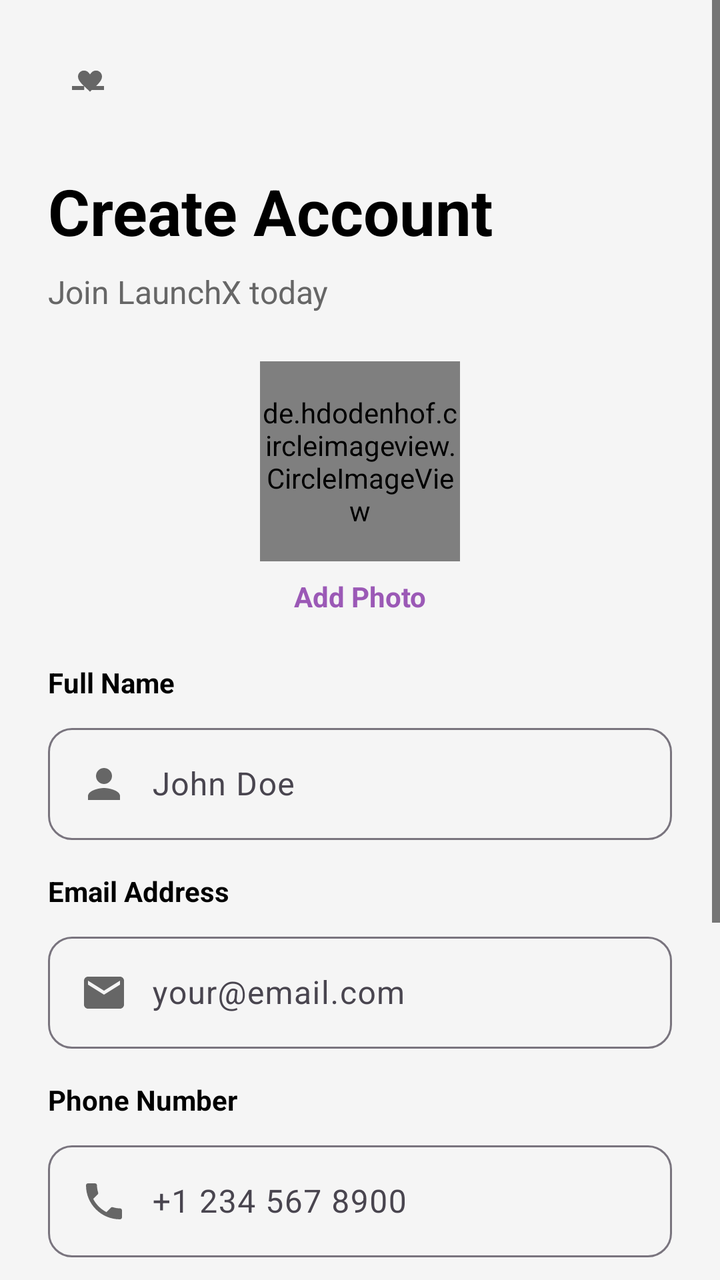
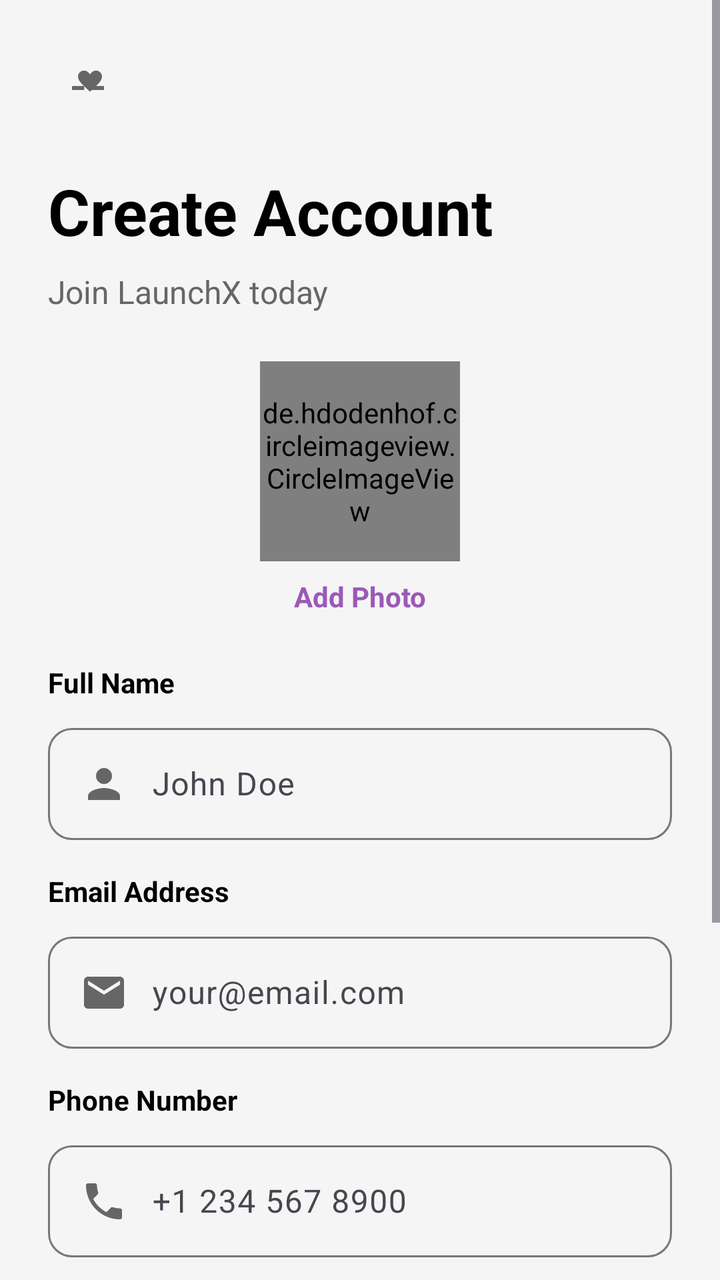

The first picture is an Android layout as it rendered before a commit; the second is the same layout after the commit. The layout source and the unified diff follow.
<!-- AndroidManifest.xml: application theme Theme.Axis -->
<!-- res/layout/activity_sign_up.xml -->
<?xml version="1.0" encoding="utf-8"?>
<ScrollView
    xmlns:android="http://schemas.android.com/apk/res/android"
    xmlns:app="http://schemas.android.com/apk/res-auto"
    android:layout_width="match_parent"
    android:layout_height="match_parent"
    android:fillViewport="true"
    android:background="#F5F5F5">

    <androidx.constraintlayout.widget.ConstraintLayout
        android:layout_width="match_parent"
        android:layout_height="wrap_content"
        android:padding="24dp">

        <ImageView
            android:id="@+id/ivBack"
            android:layout_width="40dp"
            android:layout_height="40dp"
            android:src="@drawable/ic_back"
            android:background="?attr/selectableItemBackgroundBorderless"
            android:contentDescription="Back"
            android:padding="8dp"
            app:layout_constraintTop_toTopOf="parent"
            app:layout_constraintStart_toStartOf="parent"/>

        <TextView
            android:id="@+id/tvCreateAccount"
            android:layout_width="0dp"
            android:layout_height="wrap_content"
            android:layout_marginTop="60dp"
            android:text="Create Account"
            android:textSize="32sp"
            android:textStyle="bold"
            android:textColor="#000000"
            app:layout_constraintTop_toTopOf="parent"
            app:layout_constraintStart_toStartOf="parent"
            app:layout_constraintEnd_toEndOf="parent"/>

        <TextView
            android:id="@+id/tvSubtitle"
            android:layout_width="wrap_content"
            android:layout_height="wrap_content"
            android:layout_marginTop="8dp"
            android:text="Join LaunchX today"
            android:textSize="16sp"
            android:textColor="#666666"
            app:layout_constraintTop_toBottomOf="@id/tvCreateAccount"
            app:layout_constraintStart_toStartOf="parent"/>

        <de.hdodenhof.circleimageview.CircleImageView
            android:id="@+id/ivProfileImage"
            android:layout_width="100dp"
            android:layout_height="100dp"
            android:layout_marginTop="24dp"
            android:src="@drawable/ic_person"
            app:civ_border_width="2dp"
            app:civ_border_color="#9B59B6"
            app:layout_constraintTop_toBottomOf="@id/tvSubtitle"
            app:layout_constraintStart_toStartOf="parent"
            app:layout_constraintEnd_toEndOf="parent"/>

        <TextView
            android:id="@+id/tvAddPhoto"
            android:layout_width="wrap_content"
            android:layout_height="wrap_content"
            android:text="Add Photo"
            android:textColor="#9B59B6"
            android:textStyle="bold"
            android:layout_marginTop="8dp"
            app:layout_constraintTop_toBottomOf="@id/ivProfileImage"
            app:layout_constraintStart_toStartOf="parent"
            app:layout_constraintEnd_toEndOf="parent"/>

        <TextView
            android:id="@+id/tvFullNameLabel"
            android:layout_width="wrap_content"
            android:layout_height="wrap_content"
            android:layout_marginTop="24dp"
            android:text="Full Name"
            android:textSize="14sp"
            android:textColor="#000000"
            android:textStyle="bold"
            app:layout_constraintTop_toBottomOf="@id/tvAddPhoto"
            app:layout_constraintStart_toStartOf="parent"/>

        <com.google.android.material.textfield.TextInputLayout
            android:id="@+id/tilFullName"
            android:layout_width="0dp"
            android:layout_height="wrap_content"
            android:layout_marginTop="8dp"
            app:boxBackgroundMode="outline"
            app:boxCornerRadiusTopStart="12dp"
            app:boxCornerRadiusTopEnd="12dp"
            app:boxCornerRadiusBottomStart="12dp"
            app:boxCornerRadiusBottomEnd="12dp"
            app:layout_constraintTop_toBottomOf="@id/tvFullNameLabel"
            app:layout_constraintStart_toStartOf="parent"
            app:layout_constraintEnd_toEndOf="parent">

            <com.google.android.material.textfield.TextInputEditText
                android:id="@+id/etFullName"
                android:layout_width="match_parent"
                android:layout_height="wrap_content"
                android:hint="John Doe"
                android:inputType="textPersonName"
                android:drawableStart="@drawable/ic_person"
                android:drawablePadding="12dp"
                android:textColor="#000000"
                android:padding="16dp"/>
        </com.google.android.material.textfield.TextInputLayout>

        <TextView
            android:id="@+id/tvEmailLabel"
            android:layout_width="wrap_content"
            android:layout_height="wrap_content"
            android:layout_marginTop="16dp"
            android:text="Email Address"
            android:textSize="14sp"
            android:textColor="#000000"
            android:textStyle="bold"
            app:layout_constraintTop_toBottomOf="@id/tilFullName"
            app:layout_constraintStart_toStartOf="parent"/>

        <com.google.android.material.textfield.TextInputLayout
            android:id="@+id/tilEmail"
            android:layout_width="0dp"
            android:layout_height="wrap_content"
            android:layout_marginTop="8dp"
            app:boxBackgroundMode="outline"
            app:boxCornerRadiusTopStart="12dp"
            app:boxCornerRadiusTopEnd="12dp"
            app:boxCornerRadiusBottomStart="12dp"
            app:boxCornerRadiusBottomEnd="12dp"
            app:layout_constraintTop_toBottomOf="@id/tvEmailLabel"
            app:layout_constraintStart_toStartOf="parent"
            app:layout_constraintEnd_toEndOf="parent">

            <com.google.android.material.textfield.TextInputEditText
                android:id="@+id/etEmail"
                android:layout_width="match_parent"
                android:layout_height="wrap_content"
                android:hint="your@email.com"
                android:inputType="textEmailAddress"
                android:drawableStart="@drawable/ic_email"
                android:drawablePadding="12dp"
                android:textColor="#000000"
                android:padding="16dp"/>
        </com.google.android.material.textfield.TextInputLayout>

        <TextView
            android:id="@+id/tvPhoneLabel"
            android:layout_width="wrap_content"
            android:layout_height="wrap_content"
            android:layout_marginTop="16dp"
            android:text="Phone Number"
            android:textSize="14sp"
            android:textColor="#000000"
            android:textStyle="bold"
            app:layout_constraintTop_toBottomOf="@id/tilEmail"
            app:layout_constraintStart_toStartOf="parent"/>

        <com.google.android.material.textfield.TextInputLayout
            android:id="@+id/tilPhone"
            android:layout_width="0dp"
            android:layout_height="wrap_content"
            android:layout_marginTop="8dp"
            app:boxBackgroundMode="outline"
            app:boxCornerRadiusTopStart="12dp"
            app:boxCornerRadiusTopEnd="12dp"
            app:boxCornerRadiusBottomStart="12dp"
            app:boxCornerRadiusBottomEnd="12dp"
            app:layout_constraintTop_toBottomOf="@id/tvPhoneLabel"
            app:layout_constraintStart_toStartOf="parent"
            app:layout_constraintEnd_toEndOf="parent">

            <com.google.android.material.textfield.TextInputEditText
                android:id="@+id/etPhone"
                android:layout_width="match_parent"
                android:layout_height="wrap_content"
                android:hint="+1 234 567 8900"
                android:inputType="phone"
                android:drawableStart="@drawable/ic_phone"
                android:drawablePadding="12dp"
                android:textColor="#000000"
                android:padding="16dp"/>
        </com.google.android.material.textfield.TextInputLayout>

        <TextView
            android:id="@+id/tvPasswordLabel"
            android:layout_width="wrap_content"
            android:layout_height="wrap_content"
            android:layout_marginTop="16dp"
            android:text="Password"
            android:textSize="14sp"
            android:textColor="#000000"
            android:textStyle="bold"
            app:layout_constraintTop_toBottomOf="@id/tilPhone"
            app:layout_constraintStart_toStartOf="parent"/>

        <com.google.android.material.textfield.TextInputLayout
            android:id="@+id/tilPassword"
            android:layout_width="0dp"
            android:layout_height="wrap_content"
            android:layout_marginTop="8dp"
            app:boxBackgroundMode="outline"
            app:boxCornerRadiusTopStart="12dp"
            app:boxCornerRadiusTopEnd="12dp"
            app:boxCornerRadiusBottomStart="12dp"
            app:boxCornerRadiusBottomEnd="12dp"
            app:layout_constraintTop_toBottomOf="@id/tvPasswordLabel"
            app:layout_constraintStart_toStartOf="parent"
            app:layout_constraintEnd_toEndOf="parent">

            <com.google.android.material.textfield.TextInputEditText
                android:id="@+id/etPassword"
                android:layout_width="match_parent"
                android:layout_height="wrap_content"
                android:hint="••••••••"
                android:inputType="textPassword"
                android:drawableStart="@drawable/ic_lock"
                android:drawablePadding="12dp"
                android:textColor="#000000"
                android:padding="16dp"/>
        </com.google.android.material.textfield.TextInputLayout>

        <ImageView
            android:id="@+id/ivPasswordToggle"
            android:layout_width="40dp"
            android:layout_height="40dp"
            android:src="@drawable/ic_visibility_off"
            android:background="?attr/selectableItemBackgroundBorderless"
            android:padding="8dp"
            android:contentDescription="Toggle password"
            app:layout_constraintTop_toTopOf="@id/tilPassword"
            app:layout_constraintBottom_toBottomOf="@id/tilPassword"
            app:layout_constraintEnd_toEndOf="@id/tilPassword"
            android:layout_marginEnd="8dp"/>

        <Button
            android:id="@+id/btnSignUp"
            android:layout_width="0dp"
            android:layout_height="56dp"
            android:layout_marginTop="24dp"
            android:text="Create Account"
            android:textColor="@android:color/white"
            android:textSize="16sp"
            android:textStyle="bold"
            android:backgroundTint="#9B59B6"
            app:cornerRadius="28dp"
            app:layout_constraintTop_toBottomOf="@id/tilPassword"
            app:layout_constraintStart_toStartOf="parent"
            app:layout_constraintEnd_toEndOf="parent"/>

        <TextView
            android:id="@+id/tvSignIn"
            android:layout_width="wrap_content"
            android:layout_height="wrap_content"
            android:layout_marginTop="16dp"
            android:text="Already have an account? Sign In"
            android:textSize="14sp"
            android:textColor="#666666"
            android:padding="8dp"
            app:layout_constraintTop_toBottomOf="@id/btnSignUp"
            app:layout_constraintStart_toStartOf="parent"
            app:layout_constraintEnd_toEndOf="parent"/>

    </androidx.constraintlayout.widget.ConstraintLayout>
</ScrollView>
<!-- resources referenced by this layout -->
<resources>
  <!-- drawable ic_back (drawable) -->
  <?xml version="1.0" encoding="utf-8"?>
  <vector xmlns:android="http://schemas.android.com/apk/res/android"
      android:width="24dp"
      android:height="24dp"
      android:viewportWidth="24"
      android:viewportHeight="24">
      <path
          android:fillColor="#666666"
          android:pathData="M13,13.9l-0.71,-0.71C9.83,10.73 7,8.72 7,6.28c0,-1.65 1.35,-3 3,-3 0.99,0 1.95,0.49 2.5,1.27l0.5,0.65 0.5,-0.65C14.05,3.77 15.01,3.28 16,3.28c1.65,0 3,1.35 3,3 0,2.44 -2.83,4.45 -5.29,6.91L13,13.9z"/>
      <path
          android:fillColor="#666666"
          android:pathData="M13.9,11L20,11l0,2l-6.1,0z"/>
      <path
          android:fillColor="#666666"
          android:pathData="M4,11L10.1,11l0,2L4,13z"/>
  </vector>
  <!-- drawable ic_email (drawable) -->
  <?xml version="1.0" encoding="utf-8"?>
  <vector xmlns:android="http://schemas.android.com/apk/res/android"
      android:width="24dp"
      android:height="24dp"
      android:viewportWidth="24"
      android:viewportHeight="24">
      <path
          android:fillColor="#666666"
          android:pathData="M20,4H4c-1.1,0 -1.99,0.9 -1.99,2L2,18c0,1.1 0.9,2 2,2h16c1.1,0 2,-0.9 2,-2V6c0,-1.1 -0.9,-2 -2,-2zm0,4l-8,5 -8,-5V6l8,5 8,-5v2z"/>
  </vector>
  <!-- drawable ic_lock (drawable) -->
  <?xml version="1.0" encoding="utf-8"?>
  <vector xmlns:android="http://schemas.android.com/apk/res/android"
      android:width="24dp"
      android:height="24dp"
      android:viewportWidth="24"
      android:viewportHeight="24">
      <path
          android:fillColor="#666666"
          android:pathData="M18,8h-1V6c0,-2.76 -2.24,-5 -5,-5S7,3.24 7,6v2H6c-1.1,0 -2,0.9 -2,2v10c0,1.1 0.9,2 2,2h12c1.1,0 2,-0.9 2,-2V10c0,-1.1 -0.9,-2 -2,-2zm-6,9c-1.1,0 -2,-0.9 -2,-2s0.9,-2 2,-2 2,0.9 2,2 -0.9,2 -2,2zm3.1,-9H8.9V6c0,-1.71 1.39,-3.1 3.1,-3.1 1.71,0 3.1,1.39 3.1,3.1v2z"/>
  </vector>
  <!-- drawable ic_person (drawable) -->
  <?xml version="1.0" encoding="utf-8"?>
  <vector xmlns:android="http://schemas.android.com/apk/res/android"
      android:width="24dp"
      android:height="24dp"
      android:viewportWidth="24"
      android:viewportHeight="24">
      <path
          android:fillColor="#666666"
          android:pathData="M12,12c2.21,0 4,-1.79 4,-4s-1.79,-4 -4,-4 -4,1.79 -4,4 1.79,4 4,4zm0,2c-2.67,0 -8,1.34 -8,4v2h16v-2c0,-2.66 -5.33,-4 -8,-4z"/>
  </vector>
  <!-- drawable ic_phone (drawable) -->
  <?xml version="1.0" encoding="utf-8"?>
  <vector xmlns:android="http://schemas.android.com/apk/res/android"
      android:width="24dp"
      android:height="24dp"
      android:viewportWidth="24"
      android:viewportHeight="24">
      <path
          android:fillColor="#666666"
          android:pathData="M6.62,10.79c1.44,2.83 3.76,5.14 6.59,6.59l2.2,-2.2c0.27,-0.27 0.67,-0.36 1.02,-0.24 1.12,0.37 2.33,0.57 3.57,0.57 0.55,0 1,0.45 1,1V20c0,0.55 -0.45,1 -1,1 -9.39,0 -17,-7.61 -17,-17 0,-0.55 0.45,-1 1,-1h3.5c0.55,0 1,0.45 1,1 0,1.25 0.2,2.45 0.57,3.57 0.11,0.35 0.03,0.74 -0.25,1.02l-2.2,2.2z"/>
  </vector>
  <!-- drawable ic_visibility_off (drawable) -->
  <?xml version="1.0" encoding="utf-8"?>
  <vector xmlns:android="http://schemas.android.com/apk/res/android"
      android:width="24dp"
      android:height="24dp"
      android:viewportWidth="24"
      android:viewportHeight="24">
      <path
          android:fillColor="#666666"
          android:pathData="M12,4.5C7,4.5 2.73,7.61 1,12c1.73,4.39 6,7.5 11,7.5s9.27,-3.11 11,-7.5c-1.73,-4.39 -6,-7.5 -11,-7.5zM12,17c-2.76,0 -5,-2.24 -5,-5s2.24,-5 5,-5 5,2.24 5,5 -2.24,5 -5,5zm0,-8c-1.66,0 -3,1.34 -3,3s1.34,3 3,3 3,-1.34 3,-3 -1.34,-3 -3,-3z"/>
  </vector>
  <style name="Theme.Axis" parent="Base.Theme.Axis" />
  <style name="Base.Theme.Axis" parent="Theme.Material3.DayNight.NoActionBar">
          
          <item name="android:textColorPrimary">#000000</item>
          <item name="android:textColorSecondary">#000000</item>
          <item name="android:textColor">#000000</item>
      </style>
</resources>

<!-- the commit's change to res/layout/activity_sign_up.xml (unified diff, before → after) -->
@@ -105,7 +105,6 @@
                 android:inputType="textPersonName"
                 android:drawableStart="@drawable/ic_person"
                 android:drawablePadding="12dp"
-                android:textColor="#000000"
                 android:padding="16dp"/>
         </com.google.android.material.textfield.TextInputLayout>
 
@@ -143,7 +142,6 @@
                 android:inputType="textEmailAddress"
                 android:drawableStart="@drawable/ic_email"
                 android:drawablePadding="12dp"
-                android:textColor="#000000"
                 android:padding="16dp"/>
         </com.google.android.material.textfield.TextInputLayout>
 
@@ -181,7 +179,6 @@
                 android:inputType="phone"
                 android:drawableStart="@drawable/ic_phone"
                 android:drawablePadding="12dp"
-                android:textColor="#000000"
                 android:padding="16dp"/>
         </com.google.android.material.textfield.TextInputLayout>
 
@@ -219,7 +216,6 @@
                 android:inputType="textPassword"
                 android:drawableStart="@drawable/ic_lock"
                 android:drawablePadding="12dp"
-                android:textColor="#000000"
                 android:padding="16dp"/>
         </com.google.android.material.textfield.TextInputLayout>
 
<!-- resource entries referenced after the edit -->
@@ -75,9 +75,7 @@
   <style name="Theme.Axis" parent="Base.Theme.Axis" />
   <style name="Base.Theme.Axis" parent="Theme.Material3.DayNight.NoActionBar">
           
-          <item name="android:textColorPrimary">#000000</item>
-          <item name="android:textColorSecondary">#000000</item>
-          <item name="android:textColor">#000000</item>
+          
       </style>
 </resources>
 
